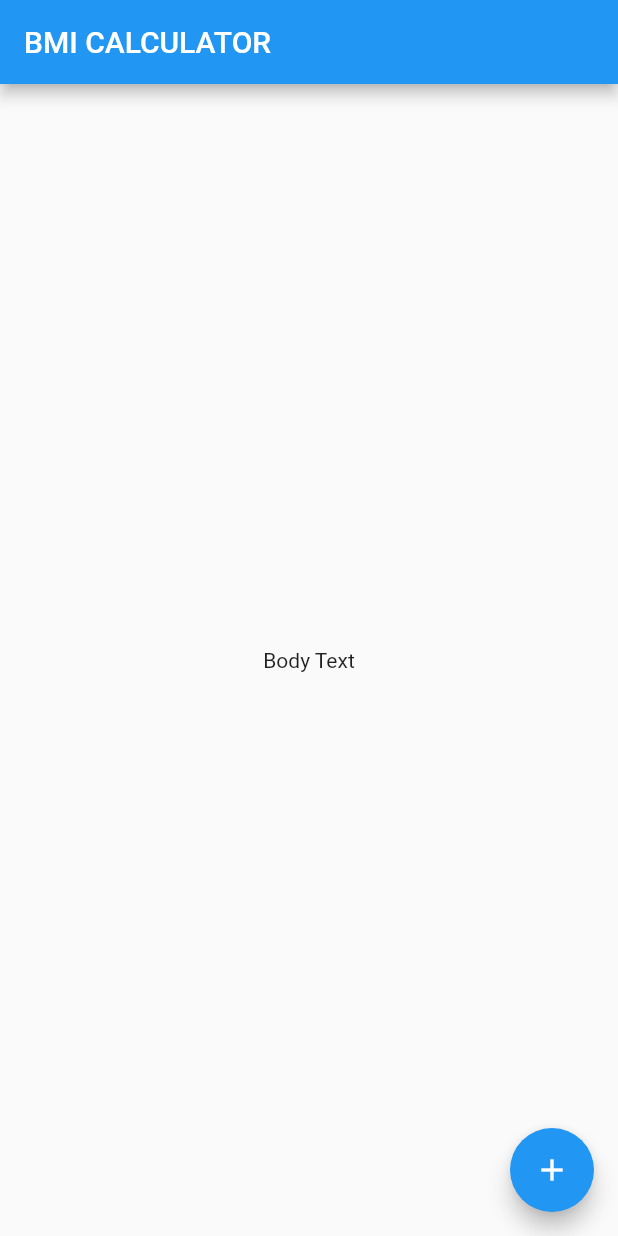
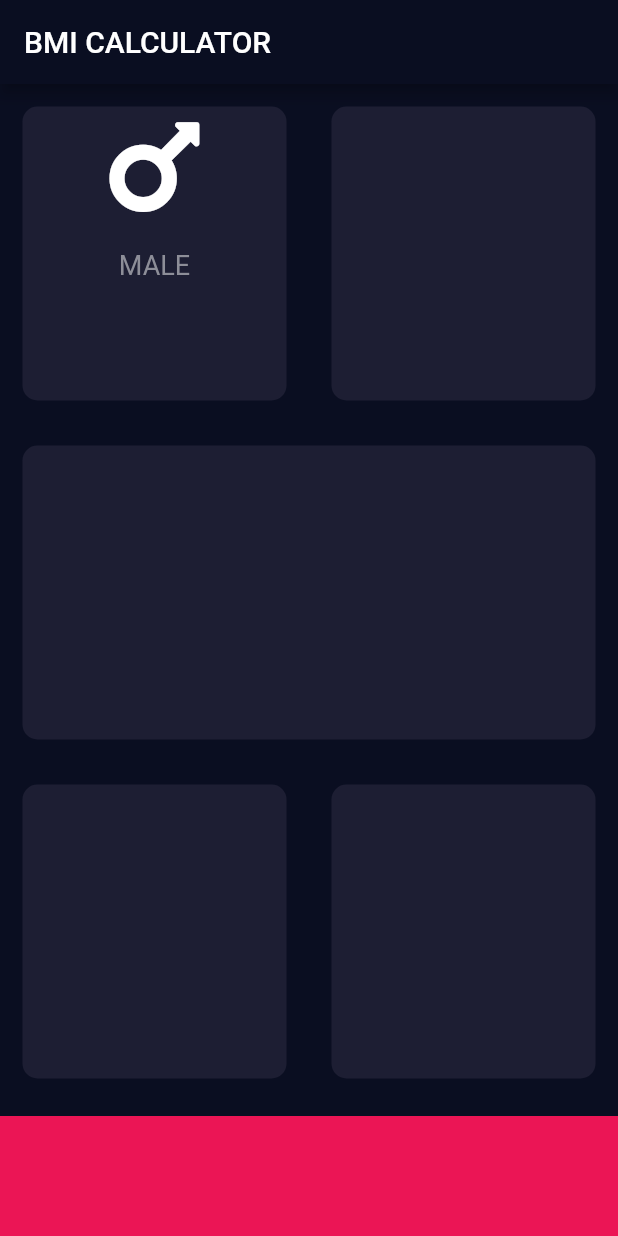
Before and after one commit to rgarbi/flutter_course_first_app, a Flutter app: the screen it shows after launch, on a phone screen of 412 x 824 dp. Run offline on Flutter 3.47's test engine with Material 2 defaults, Android fonts, the light colour scheme and no system bars; our stand-ins replace audioplayers, font_awesome_flutter, rflutter_alert.

Commit message:
make some progress

```diff
--- /dev/null
+++ b/bmi_calculator/lib/input_page.dart
@@ -0,0 +1,115 @@
+import 'package:flutter/material.dart';
+import 'package:font_awesome_flutter/font_awesome_flutter.dart';
+
+const bottomContainerHeight = 80.0;
+const Color backgroundCardColor = Color(0xFF1D1E33);
+const Color bottomButtonColor = Color(0xFFEB1555);
+
+class InputPage extends StatefulWidget {
+  @override
+  _InputPageState createState() => _InputPageState();
+}
+
+class _InputPageState extends State<InputPage> {
+  @override
+  Widget build(BuildContext context) {
+    return Scaffold(
+      appBar: AppBar(
+        title: Text('BMI CALCULATOR'),
+      ),
+      body: SafeArea(
+        child: Column(
+          crossAxisAlignment: CrossAxisAlignment.stretch,
+          children: <Widget>[
+            Expanded(
+              child: Row(
+                children: [
+                  Expanded(
+                    child: ReusableCard(
+                      color: backgroundCardColor,
+                      child: Column(
+                        children: <Widget>[
+                          Icon(
+                            FontAwesomeIcons.mars,
+                            size: 80.0,
+                          ),
+                          SizedBox(
+                            height: 15.0,
+                          ),
+                          Text(
+                            'MALE',
+                            style: TextStyle(
+                              fontSize: 18.0,
+                              color: Color(0xFF8D8E98),
+                            ),
+                          ),
+                        ],
+                      ),
+                    ),
+                  ),
+                  Expanded(
+                    child: ReusableCard(
+                      color: backgroundCardColor,
+                    ),
+                  ),
+                ],
+              ),
+            ),
+            Expanded(
+              child: Row(
+                children: [
+                  Expanded(
+                    child: ReusableCard(
+                      color: backgroundCardColor,
+                    ),
+                  ),
+                ],
+              ),
+            ),
+            Expanded(
+              child: Row(
+                children: [
+                  Expanded(
+                    child: ReusableCard(
+                      color: backgroundCardColor,
+                    ),
+                  ),
+                  Expanded(
+                    child: ReusableCard(
+                      color: backgroundCardColor,
+                    ),
+                  ),
+                ],
+              ),
+            ),
+            Container(
+              color: bottomButtonColor,
+              margin: EdgeInsets.only(top: 10),
+              width: double.infinity,
+              height: bottomContainerHeight,
+            )
+          ],
+        ),
+      ),
+    );
+  }
+}
+
+class ReusableCard extends StatelessWidget {
+  final Color color;
+  final Widget child;
+
+  ReusableCard({@required this.color, this.child});
+
+  @override
+  Widget build(BuildContext context) {
+    return Container(
+      margin: EdgeInsets.all(15.0),
+      decoration: BoxDecoration(
+        borderRadius: BorderRadius.circular(10.0),
+        color: color,
+      ),
+      child: child,
+    );
+  }
+}
--- a/bmi_calculator/lib/main.dart
+++ b/bmi_calculator/lib/main.dart
@@ -1,4 +1,6 @@
+import 'package:bmi_calculator/input_page.dart';
 import 'package:flutter/material.dart';
+
 
 void main() => runApp(BMICalculator());
 
@@ -6,29 +8,14 @@ class BMICalculator extends StatelessWidget {
   @override
   Widget build(BuildContext context) {
     return MaterialApp(
+      theme: ThemeData.dark().copyWith(
+        primaryColor: Color(0xFF0A0E21),
+        scaffoldBackgroundColor: Color(0xFF0A0E21),
+        textTheme: TextTheme(
+          bodyText2: TextStyle(color: Colors.white),
+        ),
+      ),
       home: InputPage(),
     );
   }
 }
-
-class InputPage extends StatefulWidget {
-  @override
-  _InputPageState createState() => _InputPageState();
-}
-
-class _InputPageState extends State<InputPage> {
-  @override
-  Widget build(BuildContext context) {
-    return Scaffold(
-      appBar: AppBar(
-        title: Text('BMI CALCULATOR'),
-      ),
-      body: Center(
-        child: Text('Body Text'),
-      ),
-      floatingActionButton: FloatingActionButton(
-        child: Icon(Icons.add),
-      ),
-    );
-  }
-}
--- a/bmi_calculator/pubspec.yaml
+++ b/bmi_calculator/pubspec.yaml
@@ -13,6 +13,7 @@ dependencies:
     sdk: flutter
 
   cupertino_icons: ^0.1.2
+  font_awesome_flutter: ^8.8.1
 
 dev_dependencies:
   flutter_test:
```
Also changed, not shown: bmi_calculator/pubspec.lock.
